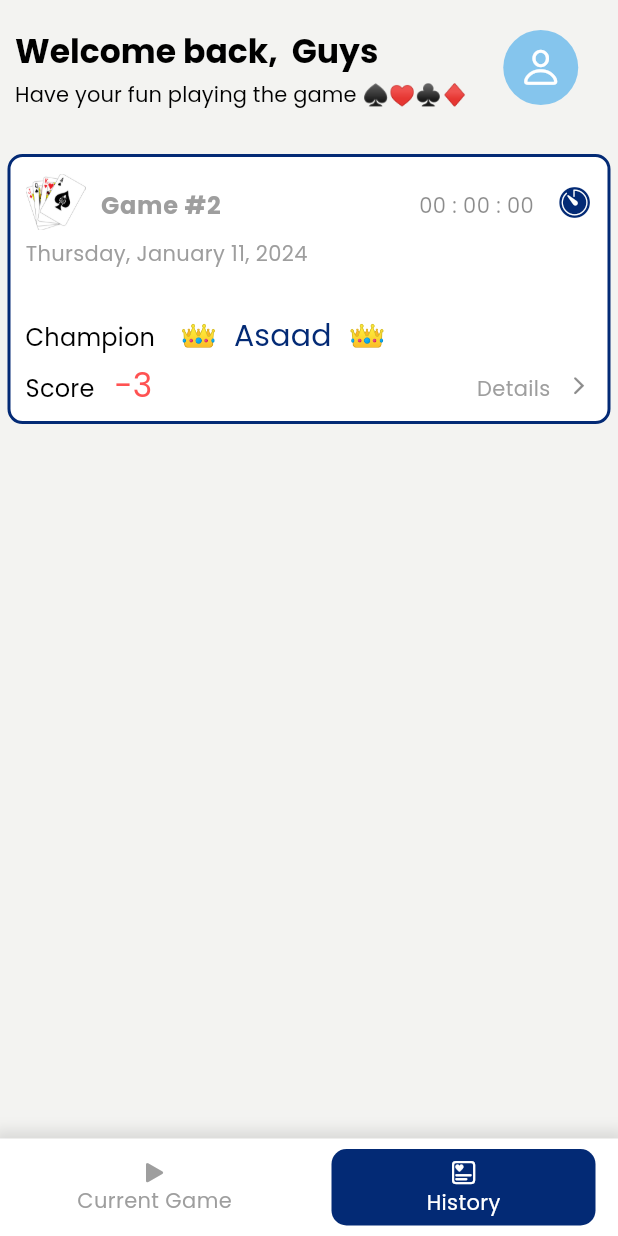
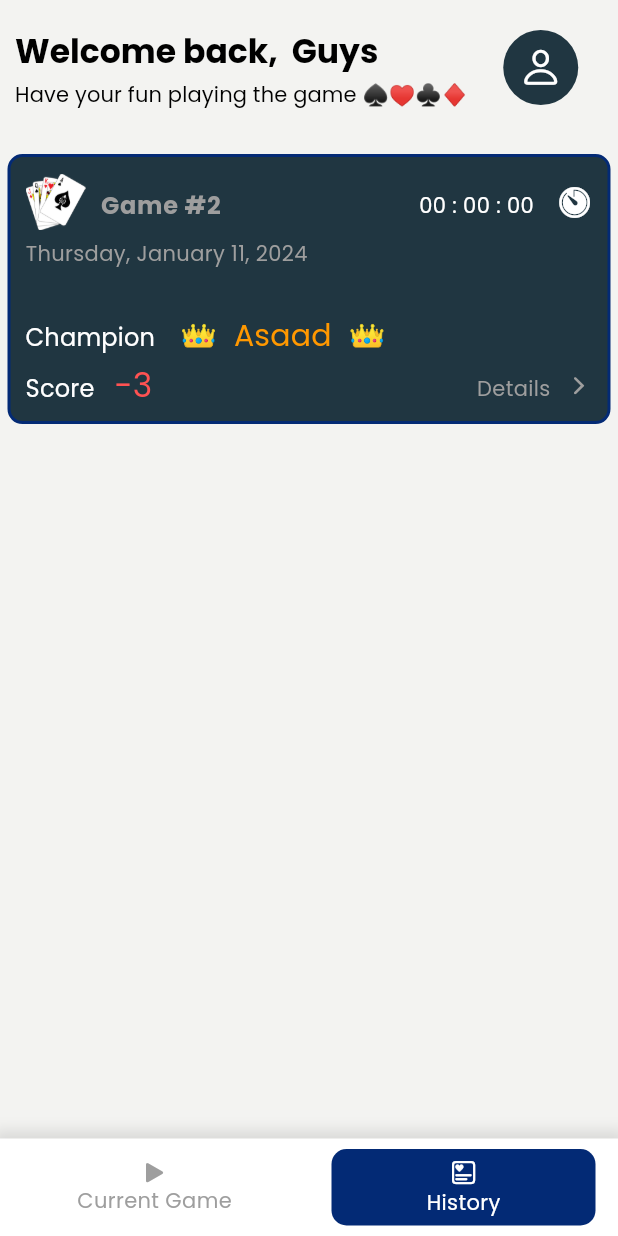
Before and after one commit to aymansainshy/game_record, a Flutter app: the screen it shows after launch, after a tap on "History", on a phone screen of 412 x 824 dp. Run offline on Flutter 3.47's test engine with Material 3 defaults, Android fonts, the phone set to English and light mode, and no system bars; our stand-ins replace bloc, dio, equatable, flutter_bloc, get_it, go_router and 2 more.

Commit message:
Update Theme Colors

```diff
--- a/lib/src/features/games/views/current_game_list_view.dart
+++ b/lib/src/features/games/views/current_game_list_view.dart
@@ -34,7 +34,7 @@ class _CurrentGameViewState extends State<CurrentGameView> {
             case GamesSuccess():
               final gameList = gamesStates.games
                   .where((game) => game?.status == GameStatus.currentPlaying || game?.status == GameStatus.paused)
-                  .toList();
+                  .toList().reversed.toList();
 
               // final duration = context.select((GameTimerBloc bloc) => bloc.state.duration);
               // final minutesStr = ((duration / 60) % 60).floor().toString().padLeft(2, '0');
--- a/lib/src/features/games/views/history_game_list_view.dart
+++ b/lib/src/features/games/views/history_game_list_view.dart
@@ -31,7 +31,8 @@ class _HistoryGameViewState extends State<HistoryGameView> {
             case GamesInProgress():
               return const Center(child: CircularProgressIndicator());
             case GamesSuccess():
-              final gameList = gamesStates.games.where((game) => game?.status == GameStatus.completed).toList();
+              final gameList =
+                  gamesStates.games.where((game) => game?.status == GameStatus.completed).toList().reversed.toList();
               return ListView.builder(
                 itemCount: gameList.length,
                 itemBuilder: (context, index) {
--- a/lib/src/features/games/views/widgets/game_item_widget.dart
+++ b/lib/src/features/games/views/widgets/game_item_widget.dart
@@ -38,7 +38,9 @@ class GameItemWidget extends StatelessWidget {
         margin: const EdgeInsets.all(5),
         padding: const EdgeInsets.all(10),
         decoration: BoxDecoration(
-          color: game?.status == GameStatus.completed ? Theme.of(context).cardColor : AppColors.primaryColorHex,
+          color: game?.status == GameStatus.completed
+              ? Theme.of(context).colorScheme.secondary
+              : AppColors.primaryColorHex,
           border: Border.all(
             width: 2,
             color: AppColors.primaryColorHex,
@@ -94,7 +96,7 @@ class GameItemWidget extends StatelessWidget {
                           maxLines: 1,
                           overflow: TextOverflow.ellipsis,
                           style: Theme.of(context).textTheme.bodyMedium?.copyWith(
-                                color: game?.status == GameStatus.completed ? Colors.black45 : Colors.white,
+                                color: Colors.white,
                               ),
                         ),
                       ),
@@ -107,7 +109,7 @@ class GameItemWidget extends StatelessWidget {
                       if (game?.status == GameStatus.completed)
                         Icon(
                           CupertinoIcons.timer_fill,
-                          color: AppColors.primaryColorHex,
+                          color: Colors.white,
                         ),
                     ],
                   ),
@@ -128,7 +130,7 @@ class GameItemWidget extends StatelessWidget {
                   TextSpan(
                     text: "Champion",
                     style: Theme.of(context).textTheme.titleMedium?.copyWith(
-                          color: game?.status == GameStatus.completed ? Colors.black : Colors.white,
+                          color: Colors.white,
                         ),
                   ),
                   TextSpan(
@@ -136,7 +138,7 @@ class GameItemWidget extends StatelessWidget {
                         ? "   👑  ${game?.getGameChampion(game?.champion)?.player.name}  👑"
                         : "  No Champion Yet",
                     style: Theme.of(context).textTheme.titleMedium?.copyWith(
-                          color: game?.status == GameStatus.completed ? AppColors.primaryColorHex : Color(0xFF4DE354),
+                          color: game?.status == GameStatus.completed ? Colors.orange : Color(0xFF4DE354),
                           fontSize: 20,
                         ),
                   ),
@@ -152,7 +154,7 @@ class GameItemWidget extends StatelessWidget {
                       TextSpan(
                         text: "Score   ",
                         style: Theme.of(context).textTheme.titleMedium?.copyWith(
-                              color: game?.status == GameStatus.completed ? Colors.black : Colors.white,
+                              color: Colors.white,
                             ),
                       ),
                       TextSpan(
@@ -190,7 +192,7 @@ class GameItemWidget extends StatelessWidget {
                         child: Icon(
                           CupertinoIcons.forward,
                           size: 18,
-                          color: game?.status == GameStatus.completed ? Colors.black45 : Colors.grey,
+                          color: Colors.grey,
                         ),
                       ),
                     ],
--- a/lib/src/theme/app_theme.dart
+++ b/lib/src/theme/app_theme.dart
@@ -8,7 +8,7 @@ class AppColors {
   // Theme Colors
   static const MaterialColor primarySwatch = Colors.deepPurple;
   static const Color primaryColorHex = Color(0xFF032A75);
-  static const Color secondaryColor = Color(0xFF85C5ED);
+  static const Color secondaryColor = Color(0xFF203641);
   static const Color brawnColor = Color(0xFF383435);
 
   static const Color cardColor = _kSharedColorWhite;
```
